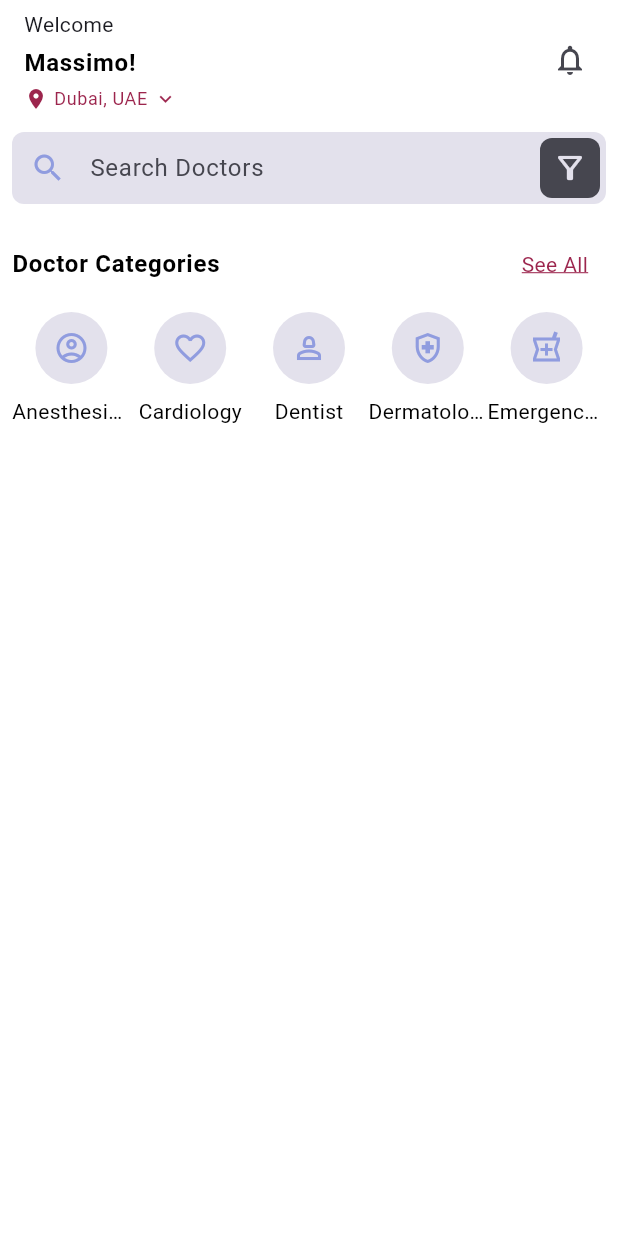
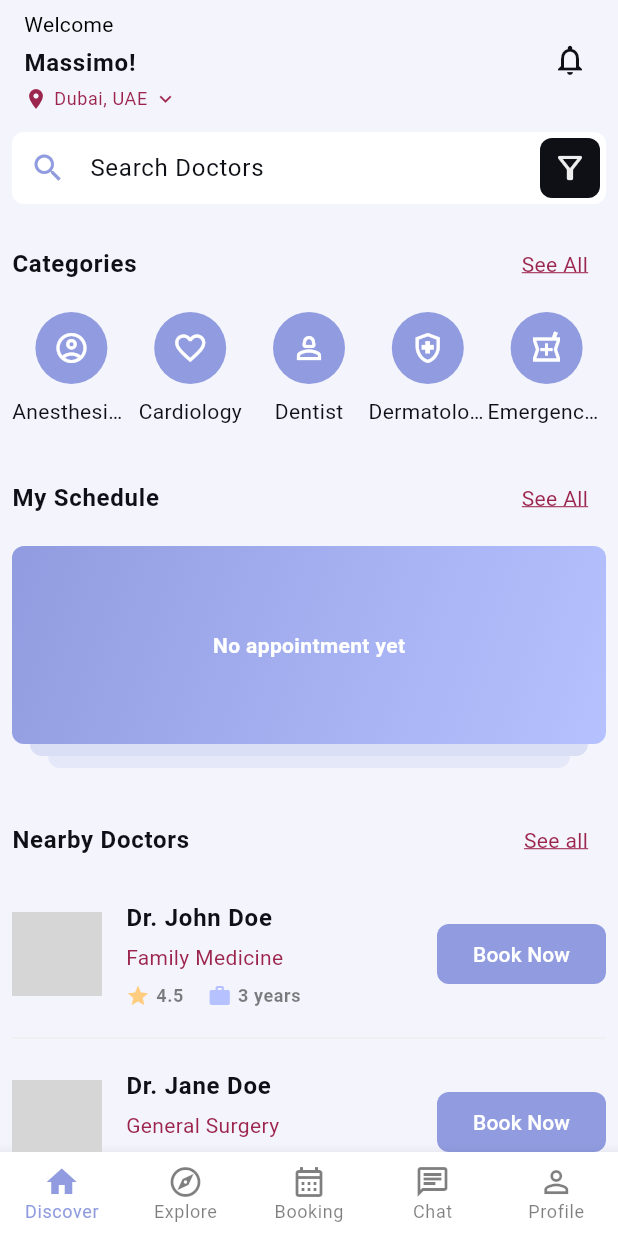
Before and after one commit to maxonflutter/Doctor-Booking-App-With-Flutter, a Flutter app: the screen it shows after launch, on a phone screen of 412 x 824 dp. Run offline on Flutter 3.47's test engine with Material 3 defaults, Android fonts, the phone set to English and light mode, and no system bars; our stand-ins replace equatable, go_router, google_fonts, google_maps_flutter; network calls fail; grey boxes are pictures that could not be loaded.

Commit message:
Updates to the home screen UI

```diff
--- a/lib/main.dart
+++ b/lib/main.dart
@@ -14,7 +14,7 @@ class MyApp extends StatelessWidget {
   Widget build(BuildContext context) {
     return MaterialApp(
       title: 'Flutter Demo',
-      theme: AppTheme().themeData,
+      theme: const AppTheme().themeData,
       home: const HomeScreen(),
     );
   }
--- a/lib/screens/home_screen.dart
+++ b/lib/screens/home_screen.dart
@@ -1,9 +1,10 @@
 import 'package:flutter/material.dart';
-import 'package:flutter_bloc/flutter_bloc.dart';
-import 'package:go_router/go_router.dart';
 import 'package:models/models.dart';
 
 import '../shared/widgets/avatars/circle_avatar_with_text_label.dart';
+import '../shared/widgets/bottom_nav_bars/main_nav_bar.dart';
+import '../shared/widgets/cards/appointment_preview_card.dart';
+import '../shared/widgets/list_tiles/doctor_list_tile.dart';
 import '../shared/widgets/titles/section_title.dart';
 
 class HomeScreen extends StatelessWidget {
@@ -109,17 +110,13 @@ class HomeView extends StatelessWidget {
           children: [
             _DoctorCategories(),
             SizedBox(height: 24.0),
-            // _MySchedule(),
-            // SizedBox(height: 24.0),
-            // _NearbyDoctors(),
-            // SizedBox(height: 24.0),
-            // _NearbyClinics(),
+            _MySchedule(),
+            SizedBox(height: 24.0),
+            _NearbyDoctors(),
           ],
         ),
       ),
-
-      // ),
-      // bottomNavigationBar: const MainNavBar(),
+      bottomNavigationBar: const MainNavBar(),
     );
   }
 }
@@ -132,7 +129,7 @@ class _DoctorCategories extends StatelessWidget {
     return Column(
       children: [
         SectionTitle(
-          title: 'Doctor Categories',
+          title: 'Categories',
           action: 'See All',
           onPressed: () {},
         ),
@@ -146,14 +143,7 @@ class _DoctorCategories extends StatelessWidget {
                   child: CircleAvatarWithTextLabel(
                     icon: category.icon,
                     label: category.name,
-                    onTap: () {
-                      context.pushNamed(
-                        'doctor-list',
-                        queryParameters: {
-                          'categoryId': category.index.toString()
-                        },
-                      );
-                    },
+                    onTap: () {},
                   ),
                 ),
               )
@@ -164,103 +154,54 @@ class _DoctorCategories extends StatelessWidget {
   }
 }
 
-// class _MySchedule extends StatelessWidget {
-//   const _MySchedule();
+class _MySchedule extends StatelessWidget {
+  const _MySchedule();
 
-//   @override
-//   Widget build(BuildContext context) {
-//     final localizations = AppLocalizations.of(context);
+  @override
+  Widget build(BuildContext context) {
+    return Column(
+      children: [
+        SectionTitle(
+          title: 'My Schedule',
+          action: 'See All',
+          onPressed: () {},
+        ),
+        const SizedBox(height: 8.0),
+        const AppointmentPreviewCard(),
+      ],
+    );
+  }
+}
 
-//     return BlocBuilder<HomeBloc, HomeState>(
-//       builder: (context, state) {
-//         return Column(
-//           children: [
-//             SectionTitle(
-//               title: localizations.my_schedule,
-//               action: localizations.see_all,
-//               onPressed: () {},
-//             ),
-//             const SizedBox(height: 8.0),
-//             AppointmentPreviewCard(
-//               appointment: state.myAppointments.firstOrNull,
-//             ),
-//           ],
-//         );
-//       },
-//     );
-//   }
-// }
+class _NearbyDoctors extends StatelessWidget {
+  const _NearbyDoctors();
 
-// class _NearbyDoctors extends StatelessWidget {
-//   const _NearbyDoctors();
+  @override
+  Widget build(BuildContext context) {
+    final colorScheme = Theme.of(context).colorScheme;
 
-//   @override
-//   Widget build(BuildContext context) {
-//     final localizations = AppLocalizations.of(context);
-//     final colorScheme = Theme.of(context).colorScheme;
-
-//     return BlocBuilder<HomeBloc, HomeState>(
-//       builder: (context, state) {
-//         final nearbyDoctors = state.nearbyDoctors.take(3).toList();
-//         return Column(
-//           children: [
-//             SectionTitle(
-//               title: localizations.top_specialist,
-//               action: localizations.see_all,
-//               onPressed: () {
-//                 context.pushNamed('doctor-list');
-//               },
-//             ),
-//             const SizedBox(height: 8.0),
-//             ListView.separated(
-//               physics: const NeverScrollableScrollPhysics(),
-//               shrinkWrap: true,
-//               itemCount: nearbyDoctors.length,
-//               itemBuilder: (context, index) {
-//                 final doctor = nearbyDoctors[index];
-//                 return DoctorListTile(doctor: doctor);
-//               },
-//               separatorBuilder: (context, index) => Divider(
-//                 height: 24.0,
-//                 color: colorScheme.surfaceVariant,
-//               ),
-//             ),
-//           ],
-//         );
-//       },
-//     );
-//   }
-// }
-
-// class _NearbyClinics extends StatelessWidget {
-//   const _NearbyClinics();
-
-//   @override
-//   Widget build(BuildContext context) {
-//     final localizations = AppLocalizations.of(context);
-
-//     return BlocBuilder<HomeBloc, HomeState>(
-//       builder: (context, state) {
-//         final nearbyClinics = state.nearbyClinics.take(3).toList();
-//         return Column(
-//           children: [
-//             SectionTitle(
-//               title: localizations.nearby_hospitals,
-//               action: localizations.see_all,
-//               onPressed: () {},
-//             ),
-//             const SizedBox(height: 16.0),
-//             SingleChildScrollView(
-//               clipBehavior: Clip.none,
-//               scrollDirection: Axis.horizontal,
-//               child: Row(
-//                   children: nearbyClinics
-//                       .map((clinic) => ClinicCard(clinic: clinic))
-//                       .toList()),
-//             ),
-//           ],
-//         );
-//       },
-//     );
-//   }
-// }
+    return Column(
+      children: [
+        SectionTitle(
+          title: 'Nearby Doctors',
+          action: 'See all',
+          onPressed: () {},
+        ),
+        const SizedBox(height: 8.0),
+        ListView.separated(
+          physics: const NeverScrollableScrollPhysics(),
+          shrinkWrap: true,
+          itemCount: Doctor.sampleDoctors.length,
+          itemBuilder: (context, index) {
+            final doctor = Doctor.sampleDoctors[index];
+            return DoctorListTile(doctor: doctor);
+          },
+          separatorBuilder: (context, index) => Divider(
+            height: 24.0,
+            color: colorScheme.surfaceVariant,
+          ),
+        ),
+      ],
+    );
+  }
+}
--- a/lib/shared/theme/app_theme.dart
+++ b/lib/shared/theme/app_theme.dart
@@ -1,4 +1,3 @@
-import 'package:flex_color_scheme/flex_color_scheme.dart';
 import 'package:flutter/material.dart';
 import 'package:google_fonts/google_fonts.dart';
 
@@ -7,7 +6,7 @@ class AppTheme {
 
   ThemeData get themeData {
     return ThemeData(
-      useMaterial3: true, // Default from Flutter 3.16
+      useMaterial3: true,
       colorScheme: _colorScheme,
       textTheme: _textTheme,
       inputDecorationTheme: _inputDecorationTheme,
@@ -16,21 +15,31 @@ class AppTheme {
   }
 
   static ColorScheme get _colorScheme {
-    const primaryColor = Color(0xFF909CDF);
-    const secondaryColor = Color(0xFF9C254D);
-
-    final seeds = FlexSchemeColor.from(
-      primary: primaryColor,
-      secondary: secondaryColor,
+    return const ColorScheme(
       brightness: Brightness.light,
+      primary: Color(0xff909cdf),
+      onPrimary: Color(0xffFFFFFF),
+      primaryContainer: Color(0xfff2f3fb),
+      onPrimaryContainer: Color(0xff000000),
+      secondary: Color(0xff9c254d),
+      onSecondary: Color(0xffffffff),
+      secondaryContainer: Color(0xffdfa3b7),
+      tertiary: Color(0xffb6c2ff),
+      tertiaryContainer: Color(0xffffffff),
+      errorContainer: Color(0xfffcd8df),
+      onErrorContainer: Color(0xff000000),
+      surfaceVariant: Color(0xffeeeeee),
+      outline: Color(0xff737373),
+      outlineVariant: Color(0xffbfbfbf),
+      inverseSurface: Color(0xff121212),
+      surfaceTint: Color(0xff909cdf),
+      error: Color(0xFF5e162e),
+      onError: Color(0xFFf5e9ed),
+      background: Color(0xFFFFFFFF),
+      onBackground: Color(0xff000000),
+      surface: Color(0xFFf4f5fc),
+      onSurface: Color(0xFF0e1016),
     );
-
-    final colors = FlexThemeData.light(
-      useMaterial3: true,
-      colors: seeds,
-    ).colorScheme;
-
-    return colors;
   }
 
   static TextTheme get _textTheme {
@@ -55,7 +64,7 @@ class AppTheme {
   static InputDecorationTheme get _inputDecorationTheme {
     return InputDecorationTheme(
       filled: true,
-      fillColor: _colorScheme.surfaceVariant,
+      fillColor: _colorScheme.background,
       border: InputBorder.none,
       contentPadding: const EdgeInsets.symmetric(
         horizontal: 12.0,
--- a/lib/shared/widgets/avatars/circle_avatar_with_text_label.dart
+++ b/lib/shared/widgets/avatars/circle_avatar_with_text_label.dart
@@ -21,8 +21,8 @@ class CircleAvatarWithTextLabel extends StatelessWidget {
         children: [
           CircleAvatar(
             radius: 24,
-            backgroundColor: colorScheme.surfaceVariant,
-            foregroundColor: colorScheme.primary,
+            backgroundColor: colorScheme.primary,
+            foregroundColor: colorScheme.onPrimary,
             child: Icon(icon),
           ),
           const SizedBox(height: 8.0),
--- /dev/null
+++ b/lib/shared/widgets/bottom_nav_bars/main_nav_bar.dart
@@ -0,0 +1,56 @@
+import 'package:flutter/material.dart';
+import 'package:go_router/go_router.dart';
+
+class MainNavBar extends StatelessWidget {
+  const MainNavBar({super.key});
+
+  @override
+  Widget build(BuildContext context) {
+    final colorScheme = Theme.of(context).colorScheme;
+    final textTheme = Theme.of(context).textTheme;
+
+    return BottomNavigationBar(
+      backgroundColor: colorScheme.background,
+      selectedItemColor: colorScheme.primary,
+      unselectedItemColor: colorScheme.onBackground.withOpacity(.5),
+      showUnselectedLabels: true,
+      unselectedFontSize: 14,
+      selectedLabelStyle: textTheme.bodySmall,
+      unselectedLabelStyle: textTheme.bodySmall,
+      type: BottomNavigationBarType.fixed,
+      onTap: (index) {
+        switch (index) {
+          case 0:
+            context.pushNamed('home');
+            break;
+          case 1:
+            context.pushNamed('explore');
+            break;
+          default:
+        }
+      },
+      items: const [
+        BottomNavigationBarItem(
+          icon: Icon(Icons.home),
+          label: 'Discover',
+        ),
+        BottomNavigationBarItem(
+          icon: Icon(Icons.explore_outlined),
+          label: 'Explore',
+        ),
+        BottomNavigationBarItem(
+          icon: Icon(Icons.calendar_month_outlined),
+          label: 'Booking',
+        ),
+        BottomNavigationBarItem(
+          icon: Icon(Icons.chat_outlined),
+          label: 'Chat',
+        ),
+        BottomNavigationBarItem(
+          icon: Icon(Icons.person_outline),
+          label: 'Profile',
+        ),
+      ],
+    );
+  }
+}
--- /dev/null
+++ b/lib/shared/widgets/cards/appointment_preview_card.dart
@@ -0,0 +1,66 @@
+import 'package:flutter/material.dart';
+
+class AppointmentPreviewCard extends StatelessWidget {
+  const AppointmentPreviewCard({
+    super.key,
+  });
+
+  @override
+  Widget build(BuildContext context) {
+    final textTheme = Theme.of(context).textTheme;
+    final colorScheme = Theme.of(context).colorScheme;
+
+    return Column(
+      children: [
+        Container(
+          padding: const EdgeInsets.all(16.0),
+          decoration: BoxDecoration(
+            borderRadius: BorderRadius.circular(8.0),
+            gradient: LinearGradient(
+              begin: Alignment.topLeft,
+              end: Alignment.bottomRight,
+              colors: [
+                colorScheme.primary,
+                colorScheme.tertiary,
+              ],
+            ),
+          ),
+          child: Column(
+            children: [
+              SizedBox(
+                height: 100,
+                child: Center(
+                  child: Text(
+                    'No appointment yet',
+                    style: textTheme.bodyMedium!.copyWith(
+                      color: Colors.white,
+                      fontWeight: FontWeight.bold,
+                    ),
+                  ),
+                ),
+              ),
+            ],
+          ),
+        ),
+        Container(
+          height: 8.0,
+          margin: const EdgeInsets.symmetric(horizontal: 12.0),
+          decoration: BoxDecoration(
+            color: colorScheme.primary.withOpacity(.25),
+            borderRadius:
+                const BorderRadius.vertical(bottom: Radius.circular(8.0)),
+          ),
+        ),
+        Container(
+          height: 8.0,
+          margin: const EdgeInsets.symmetric(horizontal: 24.0),
+          decoration: BoxDecoration(
+            color: colorScheme.primary.withOpacity(.15),
+            borderRadius:
+                const BorderRadius.vertical(bottom: Radius.circular(8.0)),
+          ),
+        )
+      ],
+    );
+  }
+}
--- /dev/null
+++ b/lib/shared/widgets/list_tiles/doctor_list_tile.dart
@@ -0,0 +1,70 @@
+import 'package:flutter/material.dart';
+import 'package:models/models.dart';
+
+class DoctorListTile extends StatelessWidget {
+  const DoctorListTile({super.key, required this.doctor});
+
+  final Doctor doctor;
+
+  @override
+  Widget build(BuildContext context) {
+    final textTheme = Theme.of(context).textTheme;
+    final colorScheme = Theme.of(context).colorScheme;
+
+    return ListTile(
+      onTap: () {},
+      contentPadding: EdgeInsets.zero,
+      leading: CircleAvatar(
+        radius: 30,
+        backgroundColor: colorScheme.background,
+        backgroundImage: NetworkImage(doctor.profileImageUrl),
+      ),
+      title: Text(
+        doctor.name,
+        style: textTheme.bodyLarge!.copyWith(
+          fontWeight: FontWeight.bold,
+        ),
+      ),
+      subtitle: Column(
+        crossAxisAlignment: CrossAxisAlignment.start,
+        children: [
+          const SizedBox(height: 4.0),
+          Text(
+            doctor.category.name,
+            style: textTheme.bodyMedium!.copyWith(
+              color: colorScheme.secondary,
+            ),
+          ),
+          const SizedBox(height: 8),
+          Row(
+            children: [
+              Icon(Icons.star, color: Colors.orange[200], size: 16),
+              const SizedBox(width: 4),
+              Text(
+                doctor.rating.toString(),
+                style: textTheme.bodySmall!.copyWith(
+                  color: colorScheme.onBackground.withOpacity(.5),
+                  fontWeight: FontWeight.bold,
+                ),
+              ),
+              const SizedBox(width: 16),
+              Icon(Icons.work, color: colorScheme.tertiary, size: 16),
+              const SizedBox(width: 4),
+              Text(
+                '3 years',
+                style: textTheme.bodySmall!.copyWith(
+                  color: colorScheme.onBackground.withOpacity(.5),
+                  fontWeight: FontWeight.bold,
+                ),
+              ),
+            ],
+          ),
+        ],
+      ),
+      trailing: FilledButton(
+        onPressed: () {},
+        child: Text('Book Now'),
+      ),
+    );
+  }
+}
--- a/packages/models/lib/src/doctor.dart
+++ b/packages/models/lib/src/doctor.dart
@@ -46,4 +46,35 @@ class Doctor extends Equatable {
         reviewCount,
         patientCount,
       ];
+
+  static final sampleDoctors = [
+    Doctor(
+      id: '1',
+      name: 'Dr. John Doe',
+      bio: 'General Practitioner',
+      profileImageUrl:
+          'https://images.unsplash.com/photo-1557683316-973673baf926',
+      category: DoctorCategory.familyMedicine,
+      address: DoctorAddress.sampleAddresses[0],
+      packages: DoctorPackage.samplePackages,
+      workingHours: DoctorWorkingHours.sampleDoctorWorkingHours,
+      rating: 4.5,
+      reviewCount: 100,
+      patientCount: 1000,
+    ),
+    Doctor(
+      id: '2',
+      name: 'Dr. Jane Doe',
+      bio: 'Dentist',
+      profileImageUrl:
+          'https://images.unsplash.com/photo-1557683316-973673baf926',
+      category: DoctorCategory.generalSurgery,
+      address: DoctorAddress.sampleAddresses[0],
+      packages: DoctorPackage.samplePackages,
+      workingHours: DoctorWorkingHours.sampleDoctorWorkingHours,
+      rating: 4.5,
+      reviewCount: 100,
+      patientCount: 1000,
+    ),
+  ];
 }
--- a/packages/models/lib/src/doctor_address.dart
+++ b/packages/models/lib/src/doctor_address.dart
@@ -60,4 +60,18 @@ class DoctorAddress extends Equatable {
         country,
         postalCode,
       ];
+
+  static const sampleAddresses = [
+    DoctorAddress(
+      id: '1',
+      doctorId: '1',
+      latLon: LatLng(25.276987, 55.296249),
+      streetAddress: 'Al Maktoum Street',
+      streetNumber: '123',
+      city: 'Dubai',
+      state: 'Dubai',
+      country: 'United Arab Emirates',
+      postalCode: '12345',
+    ),
+  ];
 }
--- a/packages/models/lib/src/doctor_package.dart
+++ b/packages/models/lib/src/doctor_package.dart
@@ -18,4 +18,34 @@ class DoctorPackage {
     required this.price,
     required this.consultationMode,
   });
+
+  static const samplePackages = [
+    DoctorPackage(
+      id: '1',
+      doctorId: '1',
+      packageName: 'Basic',
+      description: 'Basic consultation package',
+      duration: Duration(minutes: 30),
+      price: 100,
+      consultationMode: ConsultationMode.video,
+    ),
+    DoctorPackage(
+      id: '2',
+      doctorId: '1',
+      packageName: 'Standard',
+      description: 'Standard consultation package',
+      duration: Duration(minutes: 60),
+      price: 200,
+      consultationMode: ConsultationMode.inPerson,
+    ),
+    DoctorPackage(
+      id: '3',
+      doctorId: '1',
+      packageName: 'Premium',
+      description: 'Premium consultation package',
+      duration: Duration(minutes: 90),
+      price: 300,
+      consultationMode: ConsultationMode.video,
+    ),
+  ];
 }
--- a/packages/models/lib/src/doctor_working_hours.dart
+++ b/packages/models/lib/src/doctor_working_hours.dart
@@ -1,6 +1,5 @@
 import 'package:flutter/material.dart';
 import 'package:equatable/equatable.dart';
-import 'package:uuid/uuid.dart';
 
 class DoctorWorkingHours extends Equatable {
   final String id;
@@ -17,4 +16,49 @@ class DoctorWorkingHours extends Equatable {
 
   @override
   List<Object?> get props => [id, startTime, endTime, dayOfWeek];
+
+  static const sampleDoctorWorkingHours = [
+    DoctorWorkingHours(
+      id: '1',
+      startTime: TimeOfDay(hour: 8, minute: 0),
+      endTime: TimeOfDay(hour: 12, minute: 0),
+      dayOfWeek: 'Monday',
+    ),
+    DoctorWorkingHours(
+      id: '2',
+      startTime: TimeOfDay(hour: 8, minute: 0),
+      endTime: TimeOfDay(hour: 12, minute: 0),
+      dayOfWeek: 'Tuesday',
+    ),
+    DoctorWorkingHours(
+      id: '3',
+      startTime: TimeOfDay(hour: 8, minute: 0),
+      endTime: TimeOfDay(hour: 12, minute: 0),
+      dayOfWeek: 'Wednesday',
+    ),
+    DoctorWorkingHours(
+      id: '4',
+      startTime: TimeOfDay(hour: 8, minute: 0),
+      endTime: TimeOfDay(hour: 12, minute: 0),
+      dayOfWeek: 'Thursday',
+    ),
+    DoctorWorkingHours(
+      id: '5',
+      startTime: TimeOfDay(hour: 8, minute: 0),
+      endTime: TimeOfDay(hour: 12, minute: 0),
+      dayOfWeek: 'Friday',
+    ),
+    DoctorWorkingHours(
+      id: '6',
+      startTime: TimeOfDay(hour: 8, minute: 0),
+      endTime: TimeOfDay(hour: 12, minute: 0),
+      dayOfWeek: 'Saturday',
+    ),
+    DoctorWorkingHours(
+      id: '7',
+      startTime: TimeOfDay(hour: 8, minute: 0),
+      endTime: TimeOfDay(hour: 12, minute: 0),
+      dayOfWeek: 'Sunday',
+    ),
+  ];
 }
--- a/pubspec.yaml
+++ b/pubspec.yaml
@@ -17,7 +17,7 @@ dependencies:
   models:
     path: packages/models
   google_fonts: ^6.2.0
-  flex_color_scheme: ^7.3.1
+  intl: ^0.19.0
 
 dev_dependencies:
   flutter_test:
```
Also changed, not shown: pubspec.lock, 1 other file.
